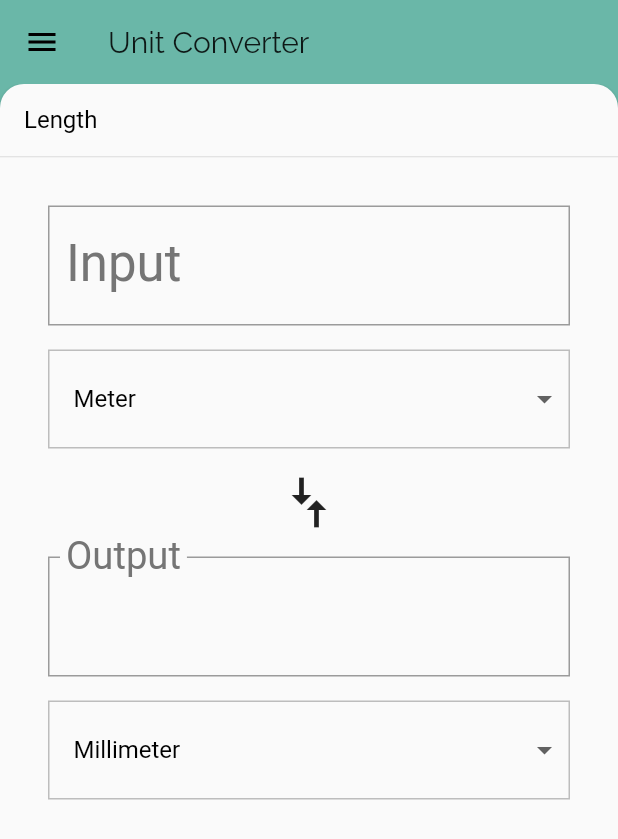
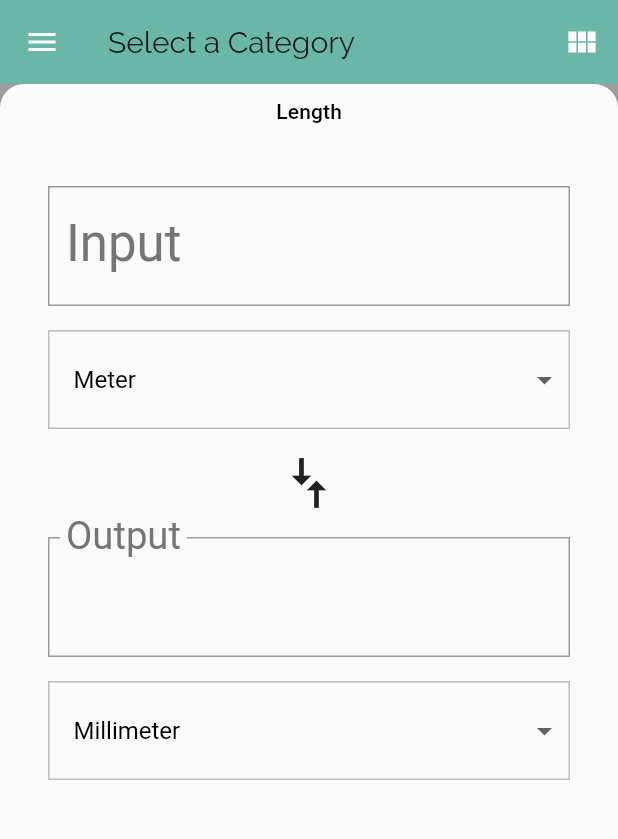
Before and after one commit to higekick/flutter_study, a Flutter app: the screen it shows after launch, on a phone screen of 412 x 824 dp. Shown: the top 839 px of the screen. Run offline on Flutter 3.47's test engine with Material 2 defaults, Android fonts, the phone set to English and light mode, and no system bars; drawn by our look-alikes of backdrop; network calls fail.

Commit message:
use backdrop library instead from scratch

```diff
--- a/lib/category_route.dart
+++ b/lib/category_route.dart
@@ -3,20 +3,18 @@
 // found in the LICENSE file.
 
 import 'dart:convert';
-import 'dart:io';
 
+import 'package:backdrop/app_bar.dart';
+import 'package:backdrop/button.dart';
+import 'package:backdrop/scaffold.dart';
 import 'package:flutter/material.dart';
 import 'package:uandme/api_client.dart';
-import 'package:uandme/backdrop.dart';
+import 'package:uandme/constants.dart';
 import 'package:uandme/unit.dart';
 import 'package:uandme/unit_converter.dart';
 
 import 'package:uandme/category.dart';
 import 'package:uandme/category_tile.dart';
-
-// TODO: Check if we need to import anything
-
-// TODO: Define any constants
 
 /// Category Route (screen).
 ///
@@ -25,7 +23,6 @@ import 'package:uandme/category_tile.dart';
 ///
 /// While it is named CategoryRoute, a more apt name would be CategoryScreen,
 /// because it is responsible for the UI at the route's destination.
-final _color = Colors.green[100];
 
 class CategoryRoute extends StatefulWidget {
   const CategoryRoute();
@@ -38,82 +35,7 @@ class _CategoryRouteState extends State<CategoryRoute> {
   final _categories = <Category>[];
   Category? _selectedCategory;
   late Category _defaultCategory;
-
-  static const _categoryNames = <String>[
-    'Length',
-    'Area',
-    'Volume',
-    'Mass',
-    'Time',
-    'Digital Storage',
-    'Energy',
-    'Currency',
-  ];
-
-  static const _baseColors = <ColorSwatch>[
-    ColorSwatch(0xFF6AB7A8, {
-      'highlight': Color(0xFF6AB7A8),
-      'splash': Color(0xFF0ABC9B),
-    }),
-    ColorSwatch(0xFFFFD28E, {
-      'highlight': Color(0xFFFFD28E),
-      'splash': Color(0xFFFFA41C),
-    }),
-    ColorSwatch(0xFFFFB7DE, {
-      'highlight': Color(0xFFFFB7DE),
-      'splash': Color(0xFFF94CBF),
-    }),
-    ColorSwatch(0xFF8899A8, {
-      'highlight': Color(0xFF8899A8),
-      'splash': Color(0xFFA9CAE8),
-    }),
-    ColorSwatch(0xFFEAD37E, {
-      'highlight': Color(0xFFEAD37E),
-      'splash': Color(0xFFFFE070),
-    }),
-    ColorSwatch(0xFF81A56F, {
-      'highlight': Color(0xFF81A56F),
-      'splash': Color(0xFF7CC159),
-    }),
-    ColorSwatch(0xFFD7C0E2, {
-      'highlight': Color(0xFFD7C0E2),
-      'splash': Color(0xFFCA90E5),
-    }),
-    ColorSwatch(0xFFCE9A9A, {
-      'highlight': Color(0xFFCE9A9A),
-      'splash': Color(0xFFF94D56),
-      'error': Color(0xFF912D2D),
-    }),
-  ];
-
-  static const _icons = <String>[
-    'assets/icons/length.png',
-    'assets/icons/area.png',
-    'assets/icons/volume.png',
-    'assets/icons/mass.png',
-    'assets/icons/time.png',
-    'assets/icons/digital_storage.png',
-    'assets/icons/power.png',
-    'assets/icons/currency.png',
-  ];
-
-  // @override
-  // void initState() {
-  //   super.initState();
-  //   for (var i = 0; i < _categoryNames.length; i++) {
-  //     var category = Category(
-  //       name: _categoryNames[i],
-  //       color: _baseColors[i],
-  //       icon: Icons.cake,
-  //       units: _retrieveUnitList(_categoryNames[i]),
-  //     );
-  //     if (i == 0) {
-  //       _defaultCategory = category;
-  //     } else {
-  //       _categories.add(category);
-  //     }
-  //   }
-  // }
+  String _appBarTitle = "Select a Category";
 
   @override
   Future<void> didChangeDependencies() async {
@@ -144,8 +66,8 @@ class _CategoryRouteState extends State<CategoryRoute> {
       var category = Category(
         name: key,
         units: units,
-        color: _baseColors[categoryIndex],
-        iconLocation: _icons[categoryIndex],
+        color: baseColors[categoryIndex],
+        iconLocation: icons[categoryIndex],
       );
       setState(() {
         if (categoryIndex == 0) {
@@ -164,8 +86,8 @@ class _CategoryRouteState extends State<CategoryRoute> {
       _categories.add(Category(
         name: categoryName,
         units: [],
-        color: _baseColors.last,
-        iconLocation: _icons.last,
+        color: baseColors.last,
+        iconLocation: icons.last,
       ));
     });
     var units = await ApiClient().getCategoryUnits(categoryName);
@@ -178,29 +100,19 @@ class _CategoryRouteState extends State<CategoryRoute> {
       var category = Category(
         name: categoryName,
         units: units,
-        color: _baseColors[_categories.length],
-        iconLocation: _icons[_categories.length],
+        color: baseColors[_categories.length],
+        iconLocation: icons[_categories.length],
       );
       _categories.add(category);
     });
   }
 
-  /// Returns a list of mock [Unit]s.
-  List<Unit> _retrieveUnitList(String categoryName) {
-    return List.generate(10, (int i) {
-      i += 1;
-      return Unit(
-        name: '$categoryName Unit $i',
-        conversion: i.toDouble(),
-      );
-    });
-  }
-
-  // TODO: Fill out this function
   /// Function to call when a [Category] is tapped.
-  void _onCategoryTap(Category category) {
+  _onCategoryTap(Category category, BuildContext context) {
     setState(() {
       _selectedCategory = category;
+      Backdrop.of(context).fling();
+      _appBarTitle = "Unit Converter for " + category.name;
     });
   }
 
@@ -216,38 +128,54 @@ class _CategoryRouteState extends State<CategoryRoute> {
       );
     }
 
-    // final listView = Container(
-    //   color: _color,
-    //   child: ListView.builder(
-    //     itemBuilder: (BuildContext context, int index) {
-    //       return CategoryTile(
-    //           category: _categories[index], onTap: _onCategoryTap);
-    //     },
-    //     itemCount: _categories.length,
-    //   ),
-    //   padding: EdgeInsets.symmetric(horizontal: 10.0),
-    // );
+    final Category currentCategory = _selectedCategory == null
+        ? _defaultCategory
+        : _selectedCategory!;
     final paddingSide = 8.0;
-    final listView = Padding(
+    final listView = Container(
+      color: currentCategory.color,
+      child: Padding(
         padding: EdgeInsets.only(
           left: paddingSide,
           right: paddingSide,
           bottom: 48.0,
         ),
-      child: _buildCategoryWidgets(MediaQuery.of(context).orientation),
+        child: _buildCategoryWidgets(MediaQuery
+            .of(context)
+            .orientation),
+      ),
     );
 
-    final backDrop = Backdrop(
-        currentCategory:
-            _selectedCategory == null ? _defaultCategory! : _selectedCategory!,
-        frontPanel: _selectedCategory == null
+    // using backdrop from library
+    final backDrop = BackdropScaffold(
+      appBar: BackdropAppBar(
+        backgroundColor: currentCategory.color,
+        // title: Text(_getAppBarTitle(context)),
+        title: Text(_appBarTitle),
+        actions: <Widget>[
+          BackdropToggleButton(
+            icon: AnimatedIcons.list_view,
+          )
+        ],
+      ),
+      backLayer: listView,
+      frontLayer: _selectedCategory == null
           ? UnitConverter(category: _defaultCategory)
           : UnitConverter(category: _selectedCategory!),
-        backPanel: listView,
-        frontTitle: Text("Unit Converter"),
-        backTitle: Text("Select a Category"));
+      subHeader: Padding(
+        padding: EdgeInsets.all(10.0),
+        child: Text(currentCategory.name),
+      ),
+      onBackLayerRevealed: () => _setAppBarTitle(),
+    );
 
     return backDrop;
+  }
+
+  void _setAppBarTitle() {
+    setState(() {
+      _appBarTitle = "Select a Category";
+    });
   }
 
   Widget _buildCategoryWidgets(Orientation deviceOrientation) {
--- a/lib/category_tile.dart
+++ b/lib/category_tile.dart
@@ -15,10 +15,12 @@ import 'unit_converter.dart';
 const _rowHeight = 100.0;
 final _borderRadius = BorderRadius.circular(_rowHeight / 2);
 
+typedef ValueChanged2<T,U> = void Function(T value, U value2);
+
 /// A [CategoryTile] to display a [Category].
 class CategoryTile extends StatelessWidget {
   final Category category;
-  final ValueChanged<Category> onTap;
+  final ValueChanged2<Category, BuildContext> onTap;
 
   /// The [CategoryTile] shows the name and color of a [Category] for unit
   /// conversions.
@@ -50,7 +52,7 @@ class CategoryTile extends StatelessWidget {
           // We can use either the () => function() or the () { function(); }
           // syntax.
           // TODO: This should call the onTap() passed into the constructor
-          onTap: () => onTap(category),
+          onTap: () => onTap(category, context),
           child: Padding(
             padding: EdgeInsets.all(8.0),
             child: Row(
--- /dev/null
+++ b/lib/constants.dart
@@ -0,0 +1,48 @@
+import 'package:flutter/material.dart';
+
+const baseColors = <ColorSwatch>[
+  ColorSwatch(0xFF6AB7A8, {
+    'highlight': Color(0xFF6AB7A8),
+    'splash': Color(0xFF0ABC9B),
+  }),
+  ColorSwatch(0xFFFFD28E, {
+    'highlight': Color(0xFFFFD28E),
+    'splash': Color(0xFFFFA41C),
+  }),
+  ColorSwatch(0xFFFFB7DE, {
+    'highlight': Color(0xFFFFB7DE),
+    'splash': Color(0xFFF94CBF),
+  }),
+  ColorSwatch(0xFF8899A8, {
+    'highlight': Color(0xFF8899A8),
+    'splash': Color(0xFFA9CAE8),
+  }),
+  ColorSwatch(0xFFEAD37E, {
+    'highlight': Color(0xFFEAD37E),
+    'splash': Color(0xFFFFE070),
+  }),
+  ColorSwatch(0xFF81A56F, {
+    'highlight': Color(0xFF81A56F),
+    'splash': Color(0xFF7CC159),
+  }),
+  ColorSwatch(0xFFD7C0E2, {
+    'highlight': Color(0xFFD7C0E2),
+    'splash': Color(0xFFCA90E5),
+  }),
+  ColorSwatch(0xFFCE9A9A, {
+    'highlight': Color(0xFFCE9A9A),
+    'splash': Color(0xFFF94D56),
+    'error': Color(0xFF912D2D),
+  }),
+];
+
+const icons = <String>[
+  'assets/icons/length.png',
+  'assets/icons/area.png',
+  'assets/icons/volume.png',
+  'assets/icons/mass.png',
+  'assets/icons/time.png',
+  'assets/icons/digital_storage.png',
+  'assets/icons/power.png',
+  'assets/icons/currency.png',
+];
--- a/pubspec.yaml
+++ b/pubspec.yaml
@@ -23,6 +23,7 @@ environment:
 dependencies:
   flutter:
     sdk: flutter
+  backdrop: ">=0.0.0 <0.7.0"
 
 
   # The following adds the Cupertino Icons font to your application.
```
Also changed, not shown: pubspec.lock. Lines whose indentation alone changed are shown as unchanged.
